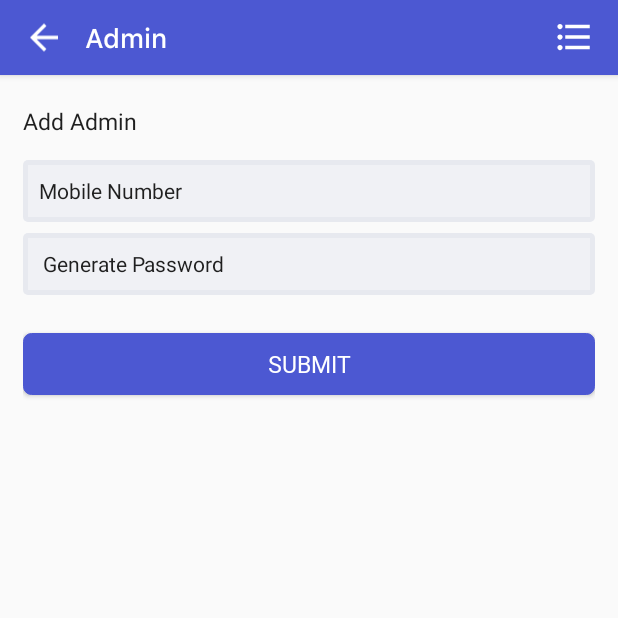
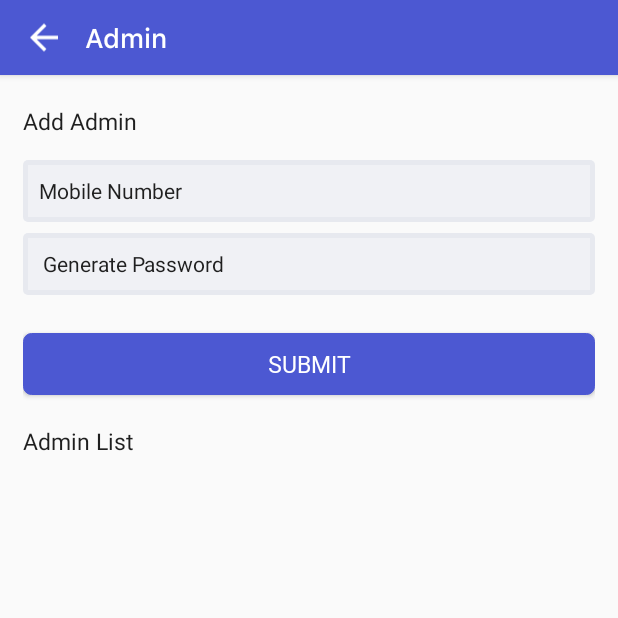
Before and after one commit to webappdevlopers/OASISA, an Android app: the Add_Admin_credentials screen opened directly, with no data from a screen before it, on a phone screen of 412 x 824 dp, the top half of it. Run offline under Robolectric (Android 15) with nearby library versions, the phone set to English and light mode, and no system bars; our stand-ins replace Firebase (no records; nobody signed in at launch, a user with empty details on screens opened directly); Roboto replaces fonts that are not available here.

Commit message:
fixed backward compatibility, admin password fixed

```diff
--- a/app/src/main/java/com/webapp/oasis/Admin/Adapter/AdminListAdapter.java
+++ b/app/src/main/java/com/webapp/oasis/Admin/Adapter/AdminListAdapter.java
@@ -81,7 +81,7 @@ public class AdminListAdapter extends RecyclerView.Adapter<AdminListAdapter.View
 
     public void onBindViewHolder(ViewHolder holder, int i) {
         final ItemsModel user_details = this.mUser.get(i);
-        holder.name.setText(user_details.getItemName());
+        holder.name.setText(i+1+") Number  : "+user_details.getItemName()+"\n    Password : "+user_details.getBrandName());
         holder.price.setText(user_details.getPrice());
 
         holder.update.setOnClickListener(new View.OnClickListener() {
--- a/app/src/main/res/layout/activity_add_admin_credentials.xml
+++ b/app/src/main/res/layout/activity_add_admin_credentials.xml
@@ -43,6 +43,7 @@
             android:layout_centerInParent="true"
             android:layout_marginRight="15dp"
             app:srcCompat="@drawable/ic_list"
+            android:visibility="gone"
             app:tint="#fff" />
     </RelativeLayout>
 
@@ -129,6 +130,18 @@
             android:text="SUBMIT"
             android:textColor="#fff"
             android:textSize="15.5dp" />
+
+        <TextView
+            android:layout_width="match_parent"
+            android:layout_height="wrap_content"
+            android:gravity="left"
+            android:text="Admin List"
+            android:layout_marginTop="10dp"
+            android:layout_marginBottom="10dp"
+            android:textAppearance="@style/Base.TextAppearance.AppCompat.Subhead"
+            android:textColor="#1f1f1f"
+            android:textSize="15dp" />
+
         <androidx.swiperefreshlayout.widget.SwipeRefreshLayout
             android:id="@+id/swipeRefresh"
             android:layout_width="match_parent"
```
Also changed, not shown: app/src/main/java/com/webapp/oasis/Admin/Add_Admin_credentials.java (+11 -10 lines), app/src/main/java/com/webapp/oasis/Admin/Stock/StockFragment.java (+6 -4 lines), app/src/main/java/com/webapp/oasis/LoginActivity.java (+24 -5 lines).
